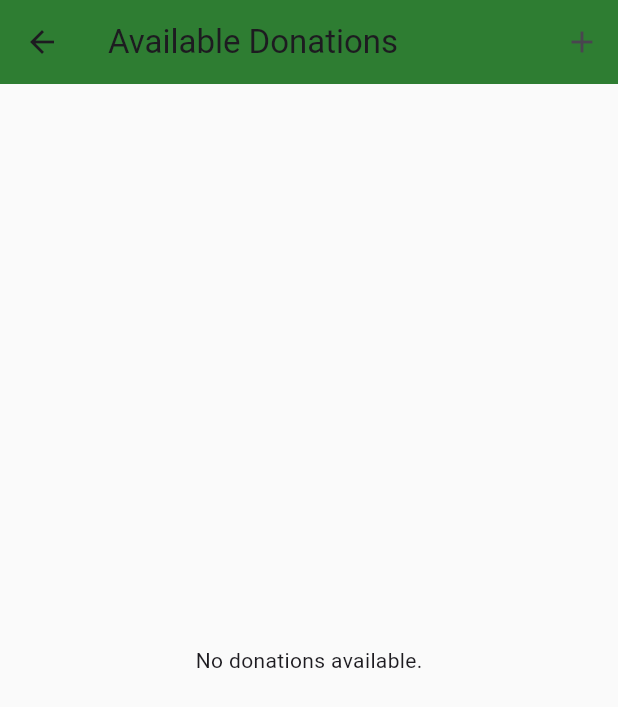
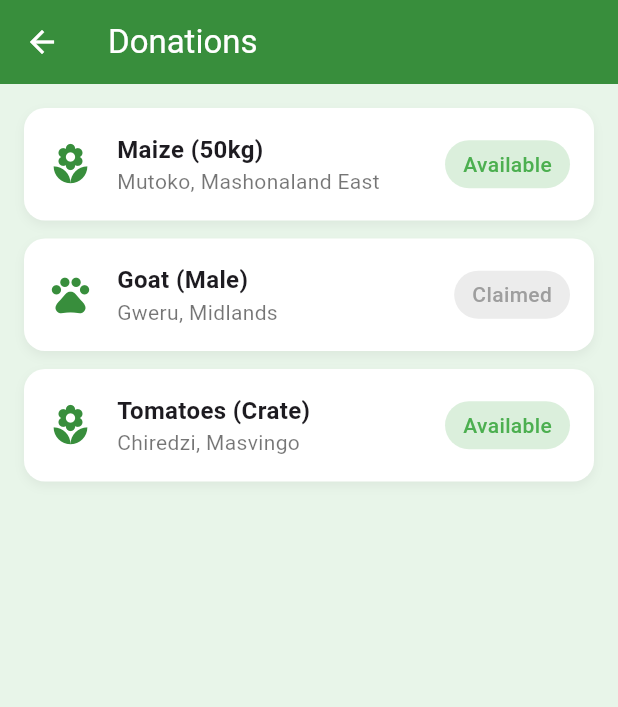
Before and after one commit to Rue-chelle/zim_farm_link, a Flutter app: the screen it shows after launch, after a tap on "Donations", on a phone screen of 412 x 824 dp. Shown: the top 707 px of the screen. Run offline on Flutter 3.47's test engine with Material 3 defaults, Android fonts, the phone set to English and light mode, and no system bars; our stand-ins replace google_fonts, image_picker, supabase_flutter; accounts and stored records are empty.

Commit message:
Update donations_screen.dart

```diff
--- a/lib/views/donations/donations_screen.dart
+++ b/lib/views/donations/donations_screen.dart
@@ -1,100 +1,133 @@
 import 'package:flutter/material.dart';
-import 'package:google_fonts/google_fonts.dart';
-import 'package:supabase_flutter/supabase_flutter.dart';
 
-class DonationsScreen extends StatefulWidget {
+class DonationsScreen extends StatelessWidget {
   const DonationsScreen({super.key});
 
-  @override
-  State<DonationsScreen> createState() => _DonationsScreenState();
-}
-
-class _DonationsScreenState extends State<DonationsScreen> {
-  final supabase = Supabase.instance.client;
-  List<Map<String, dynamic>> _donations = [];
-
-  @override
-  void initState() {
-    super.initState();
-    _loadDonations();
-  }
-
-  Future<void> _loadDonations() async {
-    final response = await supabase
-        .from('donations')
-        .select()
-        .order('created_at', ascending: false);
-    setState(() => _donations = response);
-  }
+  final List<Map<String, dynamic>> donations = const [
+    {
+      'title': 'Maize (50kg)',
+      'type': 'Crop',
+      'location': 'Mutoko, Mashonaland East',
+      'status': 'Available',
+      'description': '50kg bag of high-quality maize seeds.',
+    },
+    {
+      'title': 'Goat (Male)',
+      'type': 'Livestock',
+      'location': 'Gweru, Midlands',
+      'status': 'Claimed',
+      'description': 'Healthy male goat ready for breeding.',
+    },
+    {
+      'title': 'Tomatoes (Crate)',
+      'type': 'Crop',
+      'location': 'Chiredzi, Masvingo',
+      'status': 'Available',
+      'description': 'Fresh tomatoes for redistribution.',
+    },
+  ];
 
   @override
   Widget build(BuildContext context) {
     return Scaffold(
       appBar: AppBar(
-        title: const Text('Available Donations'),
-        backgroundColor: Colors.green.shade800,
-        actions: [
-          IconButton(
-            icon: const Icon(Icons.add),
-            tooltip: 'Add Donation',
-            onPressed: () async {
-              final added = await Navigator.pushNamed(context, '/add-donation');
-              if (added == true) _loadDonations();
-            },
-          )
-        ],
+        title: const Text("Donations"),
+        backgroundColor: Colors.green.shade700,
+        foregroundColor: Colors.white,
+        elevation: 0,
       ),
-      body: _donations.isEmpty
-          ? const Center(child: Text('No donations available.'))
-          : ListView.builder(
+      backgroundColor: Colors.green.shade50,
+      body: ListView.builder(
         padding: const EdgeInsets.all(16),
-              itemCount: _donations.length,
+        itemCount: donations.length,
         itemBuilder: (context, index) {
-                final d = _donations[index];
-                return Container(
-                  margin: const EdgeInsets.only(bottom: 14),
-                  padding: const EdgeInsets.all(16),
-                  decoration: BoxDecoration(
-                    color: d['status'] == 'Available'
-                        ? Colors.green[50]
-                        : Colors.grey[200],
-                    borderRadius: BorderRadius.circular(14),
-                    border: Border.all(
-                      color: d['status'] == 'Available'
-                          ? Colors.green
-                          : Colors.grey,
-                    ),
-                  ),
-                  child: Column(
-                    crossAxisAlignment: CrossAxisAlignment.start,
-                    children: [
-                      Text(
-                        d['title'],
-                        style: GoogleFonts.poppins(
-                          fontSize: 16,
-                          fontWeight: FontWeight.w600,
-                        ),
-                      ),
-                      const SizedBox(height: 4),
-                      Text(
-                        "${d['type']} • ${d['category']}",
-                        style: GoogleFonts.poppins(fontSize: 13),
-                      ),
-                      const SizedBox(height: 4),
-                      Text(
-                        "Status: ${d['status']}",
-                        style: GoogleFonts.poppins(
-                          color: d['status'] == 'Available'
-                              ? Colors.green.shade800
-                              : Colors.grey,
-                          fontWeight: FontWeight.w500,
-                        ),
-                      ),
-                    ],
+          final donation = donations[index];
+          return DonationCard(donation: donation, onTap: () {
+            Navigator.push(
+              context,
+              MaterialPageRoute(
+                builder: (_) => DonationDetailScreen(donation: donation),
               ),
             );
+          });
         },
       ),
     );
   }
 }
+
+class DonationCard extends StatelessWidget {
+  final Map<String, dynamic> donation;
+  final VoidCallback onTap;
+
+  const DonationCard({
+    super.key,
+    required this.donation,
+    required this.onTap,
+  });
+
+  Color getStatusColor(String status) {
+    return status == 'Available' ? Colors.green : Colors.grey;
+  }
+
+  @override
+  Widget build(BuildContext context) {
+    return GestureDetector(
+      onTap: onTap,
+      child: Container(
+        margin: const EdgeInsets.only(bottom: 12),
+        padding: const EdgeInsets.all(16),
+        decoration: BoxDecoration(
+          color: Colors.white,
+          borderRadius: BorderRadius.circular(14),
+          boxShadow: [
+            BoxShadow(
+              color: Colors.black.withOpacity(0.05),
+              blurRadius: 5,
+              offset: const Offset(0, 3),
+            )
+          ],
+        ),
+        child: Row(
+          children: [
+            Icon(
+              donation['type'] == 'Crop' ? Icons.local_florist : Icons.pets,
+              color: Colors.green.shade700,
+              size: 30,
+            ),
+            const SizedBox(width: 16),
+            Expanded(
+              child: Column(
+                crossAxisAlignment: CrossAxisAlignment.start,
+                children: [
+                  Text(
+                    donation['title'],
+                    style: const TextStyle(
+                        fontSize: 16, fontWeight: FontWeight.bold),
+                  ),
+                  Text(donation['location'],
+                      style: const TextStyle(color: Colors.black54)),
+                ],
+              ),
+            ),
+            Container(
+              padding:
+                  const EdgeInsets.symmetric(horizontal: 12, vertical: 6),
+              decoration: BoxDecoration(
+                color: getStatusColor(donation['status']).withOpacity(0.2),
+                borderRadius: BorderRadius.circular(20),
+              ),
+              child: Text(
+                donation['status'],
+                style: TextStyle(
+                  color: getStatusColor(donation['status']),
+                  fontWeight: FontWeight.w500,
+                ),
+              ),
+            )
+          ],
+        ),
+      ),
+    );
+  }
+}
```
Lines whose indentation alone changed are shown as unchanged.
